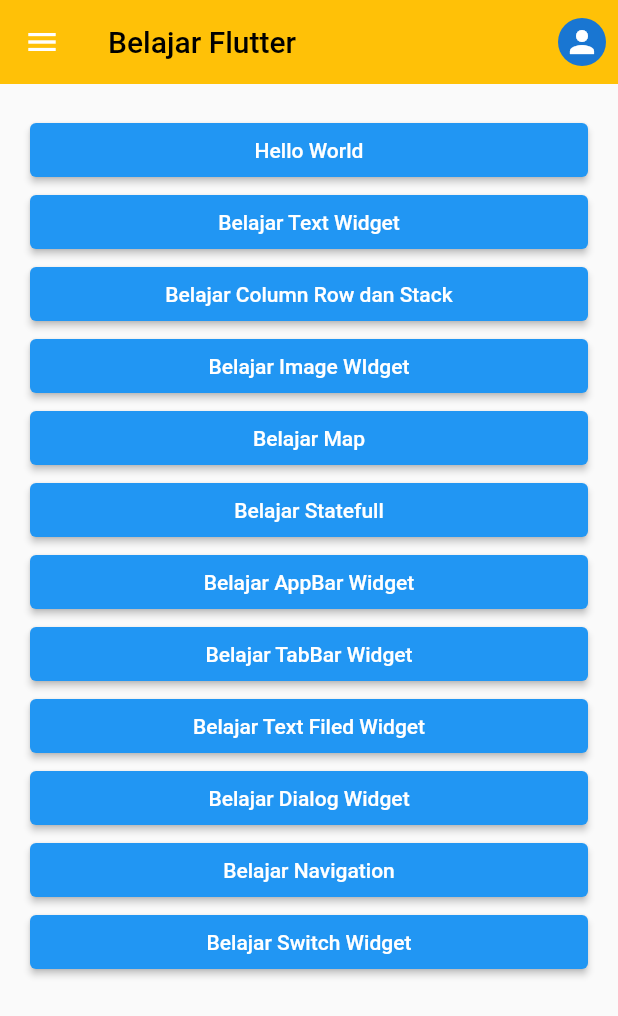
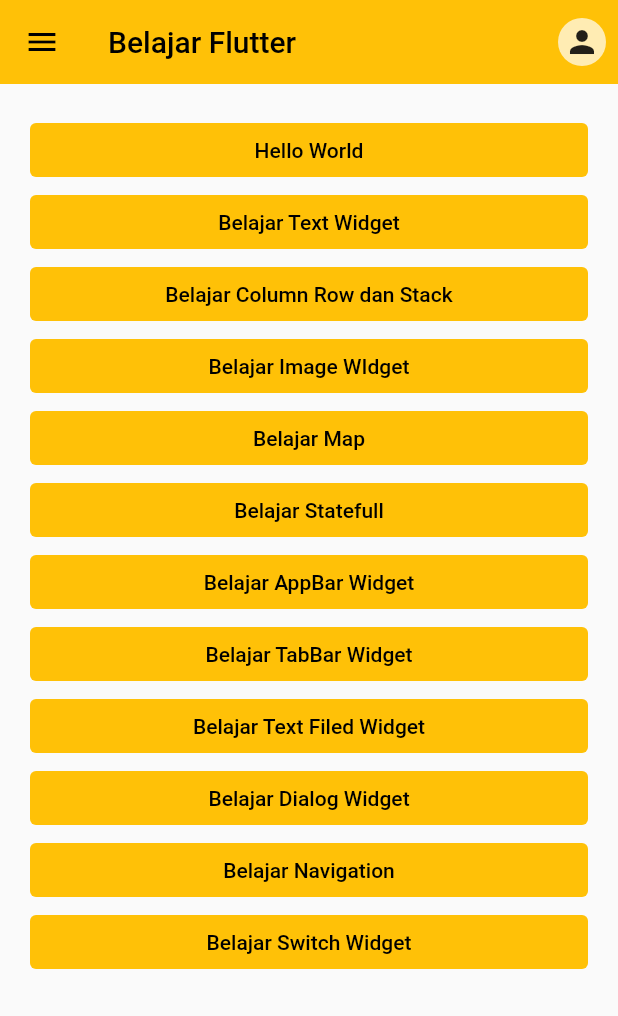
Before and after one commit to dofirfauzi/belajar_flutter, a Flutter app: the screen it shows after launch, on a phone screen of 412 x 824 dp. Shown: the top 1016 px of the screen. Run offline on Flutter 3.47's test engine with Material 2 defaults, Android fonts, the phone set to English and light mode, and no system bars.

Commit message:
belajar theme data

```diff
--- a/lib/main.dart
+++ b/lib/main.dart
@@ -13,6 +13,16 @@
   Widget build(BuildContext context) {
     return MaterialApp(
       debugShowCheckedModeBanner: false,
+      theme: ThemeData(
+        fontFamily: 'Roboto',
+        primarySwatch: Colors.amber,
+        appBarTheme: const AppBarTheme(
+          elevation: 0,
+        ),
+        elevatedButtonTheme: const ElevatedButtonThemeData(
+          style: ButtonStyle(elevation: MaterialStatePropertyAll(0)),
+        ),
+      ),
       title: 'Belajar Flutter',
       initialRoute: HomePage.routeName,
       routes: routes,
```
